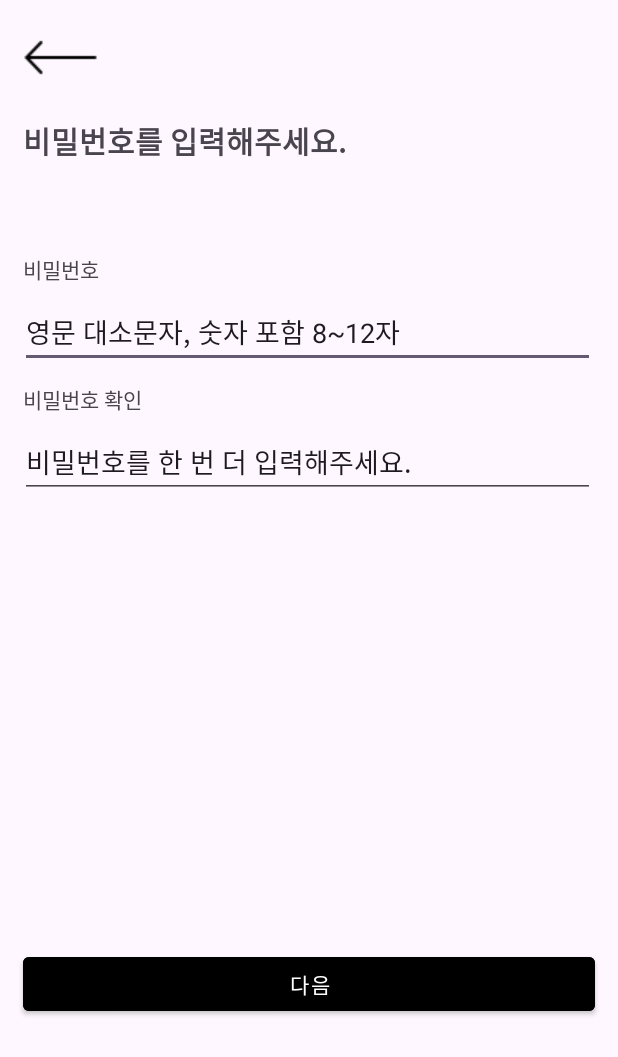
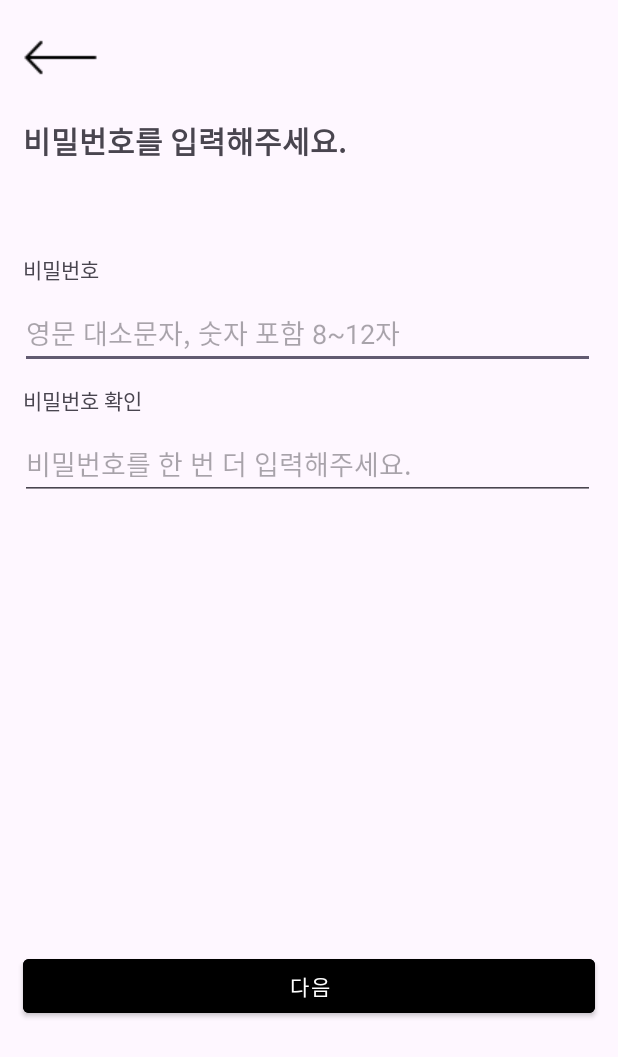
Before and after one commit to Artrip-docent/artrip-frontend, an Android app: the Register2Activity screen opened directly, with no data from a screen before it, on a phone screen of 412 x 824 dp. Shown: the top 1057 px of the screen. Run offline under Robolectric (Android 15) with nearby library versions, the phone set to English and light mode, and no system bars.

```diff
--- a/app/src/main/java/com/example/docent/Register2Activity.kt
+++ b/app/src/main/java/com/example/docent/Register2Activity.kt
@@ -4,6 +4,7 @@ import android.annotation.SuppressLint
 import android.content.Intent
 import android.os.Bundle
 import android.widget.Button
+import android.widget.EditText
 import android.widget.ImageView
 import androidx.appcompat.app.AppCompatActivity
 import androidx.core.view.ViewCompat
@@ -30,12 +31,23 @@ class Register2Activity : AppCompatActivity() {
             startActivity(intent)
             finish()
         }
+        val passwordEditText = findViewById<EditText>(R.id.passwordInput)
+        val confirmPasswordEditText = findViewById<EditText>(R.id.passwordCheckInput)
+        val email = intent.getStringExtra("email") ?: ""
 
         val nextButton: Button = findViewById(R.id.next2)
         nextButton.setOnClickListener {
-            val intent = Intent(this, Register3Activity::class.java)
-            startActivity(intent)
-            finish()
+            val password = passwordEditText.text.toString()
+            val confirmPassword = confirmPasswordEditText.text.toString()
+
+            if (password == confirmPassword && password.length in 8..12) {
+                val intent = Intent(this, Register3Activity::class.java)
+                intent.putExtra("email", email)
+                intent.putExtra("password", password)
+                startActivity(intent)
+            } else {
+                // 비밀번호 유효성 확인
+            }
         }
 
     }
--- a/app/src/main/java/com/example/docent/RegisterActivity.kt
+++ b/app/src/main/java/com/example/docent/RegisterActivity.kt
@@ -5,6 +5,7 @@ import android.os.Bundle
 import android.widget.Button
 import android.widget.ImageView
 import androidx.appcompat.app.AppCompatActivity
+import android.widget.EditText
 
 class RegisterActivity : AppCompatActivity() {
 
@@ -17,11 +18,12 @@ class RegisterActivity : AppCompatActivity() {
             val intent = Intent(this, MainActivity::class.java)
             startActivity(intent)
         }
-
+        val emailEditText = findViewById<EditText>(R.id.emailInput)
         // 다음 버튼 클릭 시 등록2 화면으로 전환
         val nextButton: Button = findViewById(R.id.next1)
         nextButton.setOnClickListener {
             val intent = Intent(this, Register2Activity::class.java)
+            intent.putExtra("email", emailEditText.text.toString())
             startActivity(intent)
         }
 
--- a/app/src/main/java/com/example/docent/RetrofitClient.kt
+++ b/app/src/main/java/com/example/docent/RetrofitClient.kt
@@ -6,7 +6,7 @@ import retrofit2.Retrofit
 import retrofit2.converter.gson.GsonConverterFactory
 
 object RetrofitClient {
-    private const val BASE_URL = "http://172.30.1.72:8000/" // Django 서버 주소
+    private const val BASE_URL = "http://10.0.2.2:8000/" // Django 서버 주소
     //    private const val BASE_URL = "https://b869-218-154-254-94.ngrok-free.app/"
     private val client: OkHttpClient by lazy {
         val logging = HttpLoggingInterceptor().apply {
@@ -18,7 +18,7 @@ object RetrofitClient {
     }
     val instance: ApiService by lazy {
         Retrofit.Builder()
-            .baseUrl("http://172.30.1.72:8000/")
+            .baseUrl("http://10.0.2.2:8000/")
             .client(client)
             .addConverterFactory(GsonConverterFactory.create())
             .build()
--- a/app/src/main/res/layout/activity_register2.xml
+++ b/app/src/main/res/layout/activity_register2.xml
@@ -8,9 +8,7 @@
 
     <FrameLayout
         android:layout_width="wrap_content"
-        android:layout_height="wrap_content"
-        android:layout_centerHorizontal="true">
-
+        android:layout_height="wrap_content">
 
         <ImageView
             android:id="@+id/arrow2"
@@ -18,11 +16,9 @@
             android:layout_height="wrap_content"
             android:layout_marginTop="13dp"
             android:layout_marginLeft="15dp"
-            android:src="@drawable/arrow">
-        </ImageView>
+            android:src="@drawable/arrow" />
 
     </FrameLayout>
-
 
     <TextView
         android:layout_width="match_parent"
@@ -31,53 +27,47 @@
         android:layout_marginLeft="15dp"
         android:layout_marginTop="15dp"
         android:textSize="20dp"
-        android:textStyle="bold">
-    </TextView>
-
-
+        android:textStyle="bold" />
 
     <TextView
         android:layout_width="match_parent"
         android:layout_height="wrap_content"
         android:text="비밀번호"
         android:layout_marginLeft="15dp"
-        android:layout_marginTop="60dp">
-    </TextView>
+        android:layout_marginTop="60dp" />
 
     <EditText
+        android:id="@+id/passwordInput"
         android:layout_width="match_parent"
-        android:layout_height="match_parent"
+        android:layout_height="wrap_content"
         android:layout_marginLeft="13dp"
-        android:text="영문 대소문자, 숫자 포함 8~12자"
         android:layout_marginTop="8dp"
-        android:layout_marginRight="15dp">
-    </EditText>
+        android:layout_marginRight="15dp"
+        android:hint="영문 대소문자, 숫자 포함 8~12자" />
 
     <TextView
         android:layout_width="match_parent"
         android:layout_height="wrap_content"
         android:text="비밀번호 확인"
         android:layout_marginLeft="15dp"
-        android:layout_marginTop="10dp">
-    </TextView>
+        android:layout_marginTop="10dp" />
 
     <EditText
+        android:id="@+id/passwordCheckInput"
         android:layout_width="match_parent"
-        android:layout_height="match_parent"
+        android:layout_height="wrap_content"
         android:layout_marginLeft="13dp"
-        android:text="비밀번호를 한 번 더 입력해주세요."
         android:layout_marginTop="8dp"
-        android:layout_marginRight="15dp">
-    </EditText>
+        android:layout_marginRight="15dp"
+        android:hint="비밀번호를 한 번 더 입력해주세요." />
 
     <Button
         android:id="@+id/next2"
         android:layout_width="match_parent"
-        android:layout_height="match_parent"
+        android:layout_height="wrap_content"
         android:text="다음"
         android:backgroundTint="#000000"
         android:layout_marginTop="300dp"
         android:layout_marginRight="15dp"
-        android:layout_marginLeft="15dp">
-    </Button>
+        android:layout_marginLeft="15dp" />
 </LinearLayout>
--- a/app/src/main/res/xml/network_security_config.xml
+++ b/app/src/main/res/xml/network_security_config.xml
@@ -1,7 +1,4 @@
 <?xml version="1.0" encoding="utf-8"?>
 <network-security-config>
-    <domain-config cleartextTrafficPermitted="true">
-        <domain includeSubdomains="true">http://172.30.1.72:8000/</domain>
-<!--        <domain includeSubdomains="true">https://wasp-noble-seagull.ngrok-free.app/</domain>-->
-    </domain-config>
+    <base-config cleartextTrafficPermitted="true" />
 </network-security-config>
```
Also changed, not shown: app/src/main/java/com/example/docent/ApiService.kt (+6 -1 lines), app/src/main/java/com/example/docent/LoginActivity.kt (+58 -6 lines), app/src/main/java/com/example/docent/Register3Activity.kt (+69 -11 lines), app/src/main/res/layout/activity_login.xml (+2 -6 lines), app/src/main/res/layout/activity_register.xml (+9 -17 lines), app/src/main/res/layout/activity_register3.xml (+18 -33 lines).
